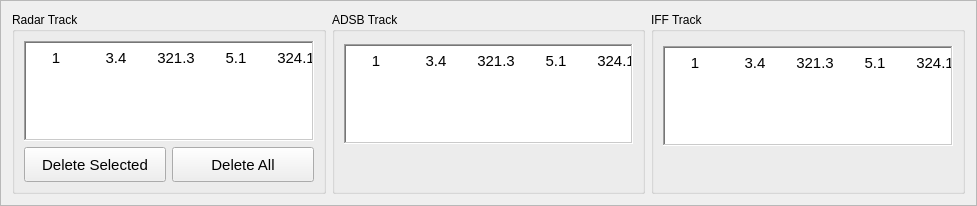
Above: RadarArhanud-2020/framebottom.ui from MiftahSalam/RadarArhanud-2020 before the change. Below: the same form after it.
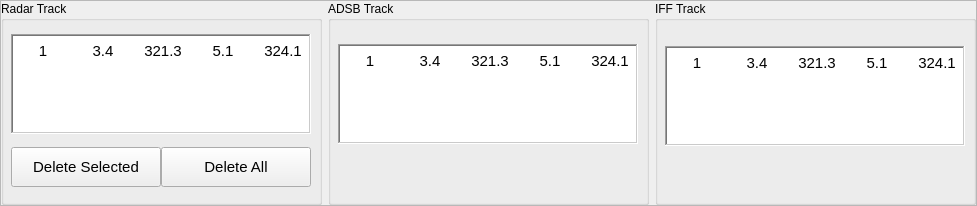
That is the form after the change.

What changed in the file:
```diff
--- a/RadarArhanud-2020/framebottom.ui
+++ b/RadarArhanud-2020/framebottom.ui
@@ -26,12 +26,42 @@
    <enum>QFrame::Raised</enum>
   </property>
   <layout class="QHBoxLayout" name="horizontalLayout">
+   <property name="spacing">
+    <number>6</number>
+   </property>
+   <property name="leftMargin">
+    <number>0</number>
+   </property>
+   <property name="topMargin">
+    <number>0</number>
+   </property>
+   <property name="rightMargin">
+    <number>0</number>
+   </property>
+   <property name="bottomMargin">
+    <number>0</number>
+   </property>
    <item>
     <widget class="QGroupBox" name="groupBox">
      <property name="title">
       <string>Radar Track</string>
      </property>
      <layout class="QGridLayout" name="gridLayout">
+      <property name="leftMargin">
+       <number>0</number>
+      </property>
+      <property name="topMargin">
+       <number>0</number>
+      </property>
+      <property name="rightMargin">
+       <number>0</number>
+      </property>
+      <property name="bottomMargin">
+       <number>0</number>
+      </property>
+      <property name="spacing">
+       <number>0</number>
+      </property>
       <item row="0" column="0">
        <widget class="QTableWidget" name="tableWidgetTrack">
         <property name="sizePolicy">
@@ -193,6 +223,9 @@
       </item>
       <item row="1" column="0">
        <layout class="QHBoxLayout" name="horizontalLayout_2">
+        <property name="spacing">
+         <number>0</number>
+        </property>
         <item>
          <widget class="QPushButton" name="pushButtonDelSel">
           <property name="sizePolicy">
@@ -258,6 +291,21 @@
       <string>ADSB Track</string>
      </property>
      <layout class="QGridLayout" name="gridLayout_2">
+      <property name="leftMargin">
+       <number>0</number>
+      </property>
+      <property name="topMargin">
+       <number>0</number>
+      </property>
+      <property name="rightMargin">
+       <number>0</number>
+      </property>
+      <property name="bottomMargin">
+       <number>0</number>
+      </property>
+      <property name="spacing">
+       <number>0</number>
+      </property>
       <item row="0" column="0">
        <widget class="QTableWidget" name="tableWidgetTrack_2">
         <property name="sizePolicy">
@@ -442,6 +490,21 @@
       <string>IFF Track</string>
      </property>
      <layout class="QGridLayout" name="gridLayout_3">
+      <property name="leftMargin">
+       <number>0</number>
+      </property>
+      <property name="topMargin">
+       <number>0</number>
+      </property>
+      <property name="rightMargin">
+       <number>0</number>
+      </property>
+      <property name="bottomMargin">
+       <number>0</number>
+      </property>
+      <property name="spacing">
+       <number>0</number>
+      </property>
       <item row="0" column="0">
        <widget class="QTableWidget" name="tableWidgetTrack_3">
         <property name="sizePolicy">
```
